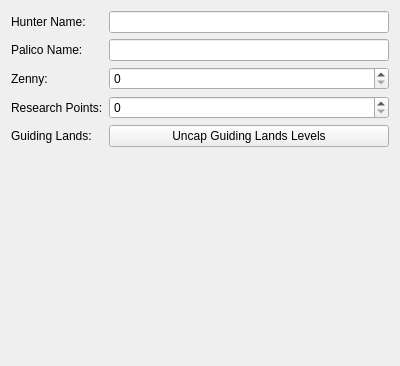
Before: the Qt Designer form gui/hunterinfo.ui in EnderHDMC/MHWISaveEditor, drawn with Qt 5.
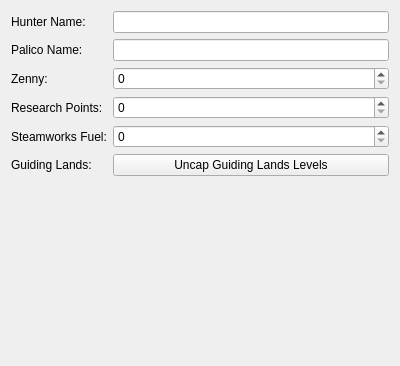
After: the same form once the commit is applied.

Commit message: Added steamworks fuel

Diff of the .ui file:
```diff
--- a/gui/hunterinfo.ui
+++ b/gui/hunterinfo.ui
@@ -77,19 +77,36 @@
     </widget>
    </item>
    <item row="4" column="0">
+    <widget class="QLabel" name="lblSteamworksFuel">
+     <property name="text">
+      <string>Steamworks Fuel:</string>
+     </property>
+    </widget>
+   </item>
+   <item row="5" column="0">
     <widget class="QLabel" name="lblLevelCapGL">
      <property name="text">
       <string>Guiding Lands:</string>
      </property>
     </widget>
    </item>
-   <item row="4" column="1">
+   <item row="5" column="1">
     <widget class="QPushButton" name="btnLevelCapGL">
      <property name="text">
       <string>Uncap Guiding Lands Levels</string>
      </property>
     </widget>
    </item>
+   <item row="4" column="1">
+    <widget class="QSpinBox" name="spnSteamworksFuel">
+     <property name="maximum">
+      <number>99999999</number>
+     </property>
+     <property name="singleStep">
+      <number>1000</number>
+     </property>
+    </widget>
+   </item>
   </layout>
  </widget>
  <layoutdefault spacing="6" margin="11"/>
```
Left out of the diff: 17 changed lines with no effect on the pictures. The commit also changes 2 other files.
